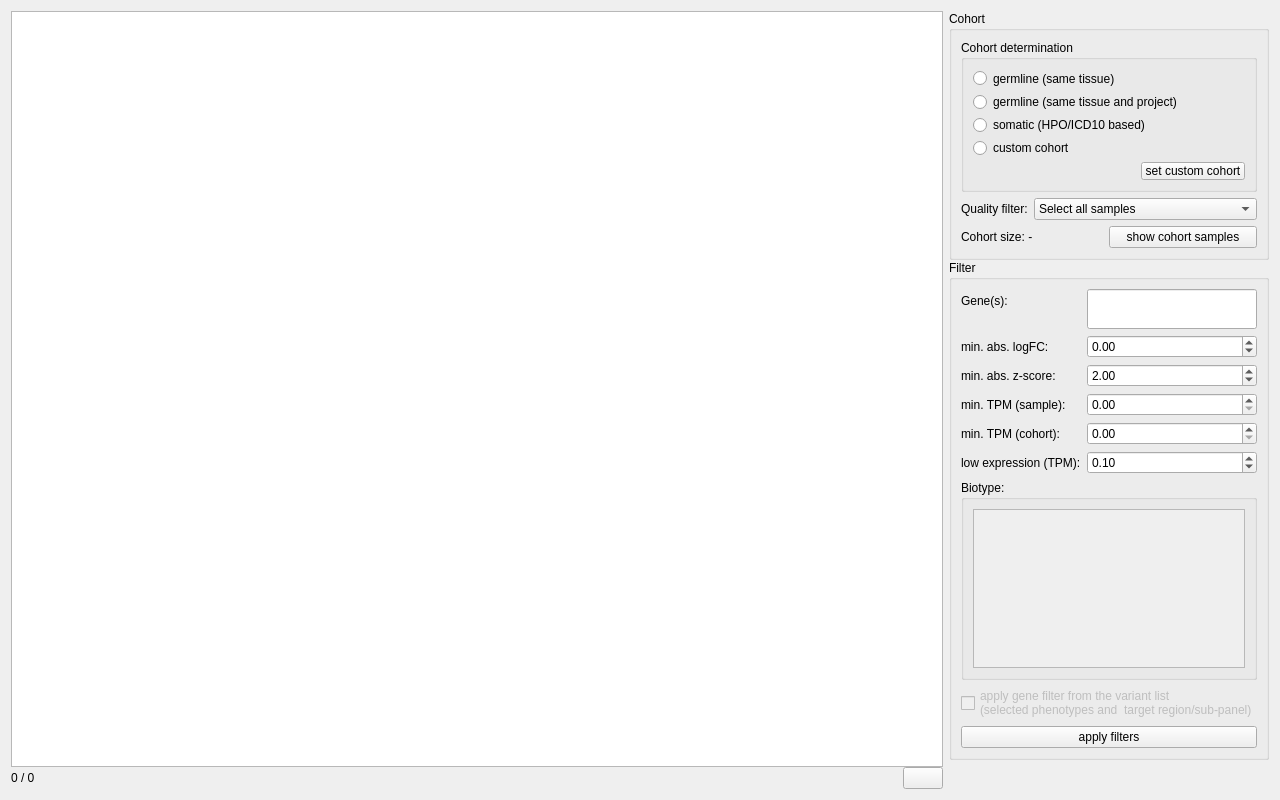
imgag/ngs-bits, file src/GSvar/ExpressionGeneWidget.ui: the form before one commit.
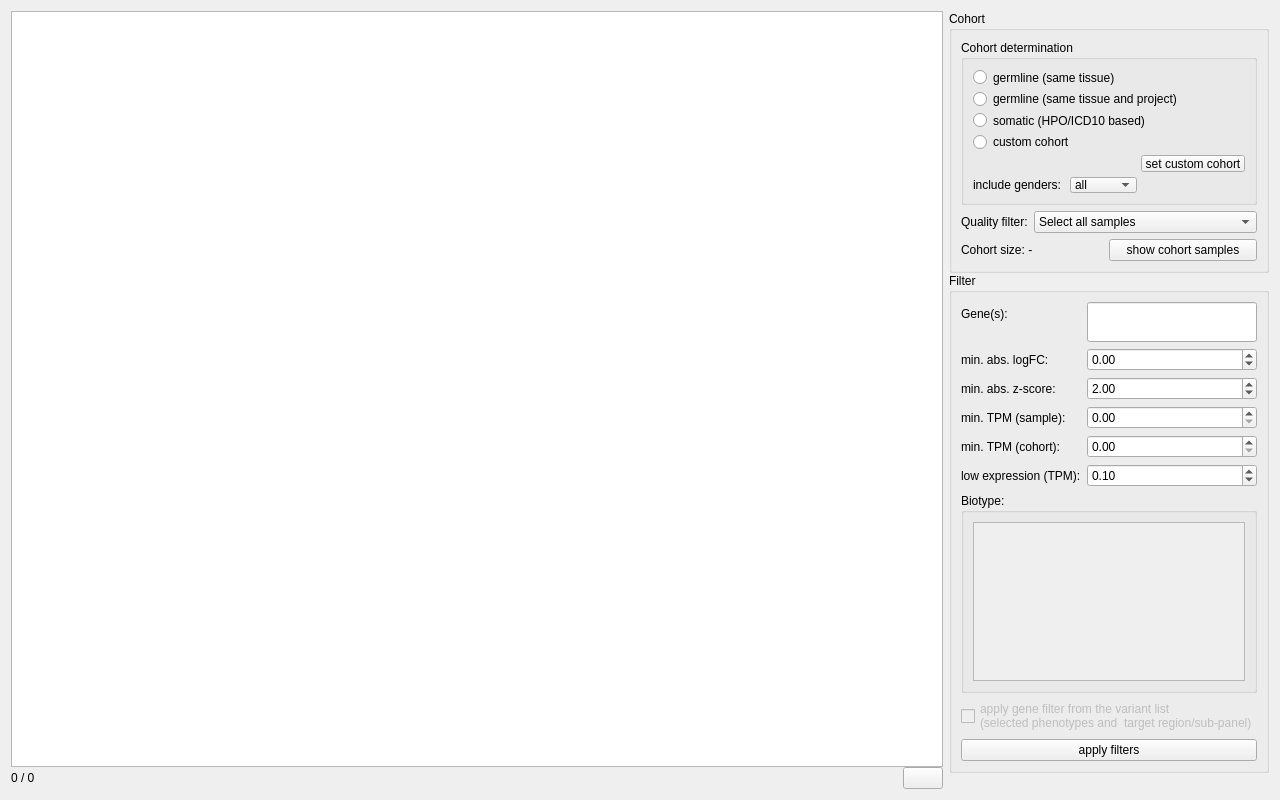
The form after the commit. Icons and pictures are not drawn.

Commit message:
GSvar: added gender filter for RNA reference cohort creation (#673)
src/cppNGSD/NGSD.*: added support for new gender filter

src/cppNGSD-TEST/NGSD_Test.h: added additional tests

The edit to the form file:
```diff
--- a/src/GSvar/ExpressionGeneWidget.ui
+++ b/src/GSvar/ExpressionGeneWidget.ui
@@ -182,6 +182,49 @@
              </item>
             </layout>
            </item>
+           <item>
+            <layout class="QHBoxLayout" name="horizontalLayout_6">
+             <item>
+              <widget class="QLabel" name="l_filter_by_gender">
+               <property name="text">
+                <string>include genders: </string>
+               </property>
+              </widget>
+             </item>
+             <item>
+              <widget class="QComboBox" name="cb_filter_by_gender">
+               <item>
+                <property name="text">
+                 <string>all</string>
+                </property>
+               </item>
+               <item>
+                <property name="text">
+                 <string>male</string>
+                </property>
+               </item>
+               <item>
+                <property name="text">
+                 <string>female</string>
+                </property>
+               </item>
+              </widget>
+             </item>
+             <item>
+              <spacer name="horizontalSpacer_3">
+               <property name="orientation">
+                <enum>Qt::Horizontal</enum>
+               </property>
+               <property name="sizeHint" stdset="0">
+                <size>
+                 <width>40</width>
+                 <height>20</height>
+                </size>
+               </property>
+              </spacer>
+             </item>
+            </layout>
+           </item>
           </layout>
          </widget>
         </item>
```
Left out of the diff: 2 changed lines with no effect on the pictures. The commit also changes 5 other files.
